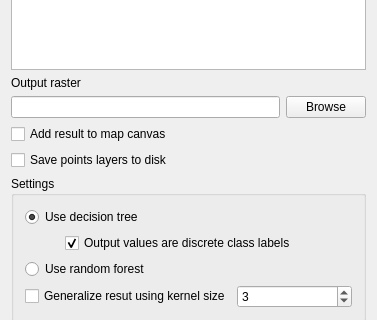
nextgis/dtclassifier, file classifierdialogbase.ui: the form before one commit; both pictures show x 0 to 377 and y 224 to 544 of the 377 by 641 pixel window.
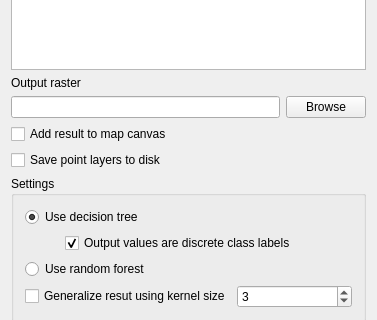
The form after the commit.

Commit message: fix typo in label text

```diff
--- a/classifierdialogbase.ui
+++ b/classifierdialogbase.ui
@@ -128,7 +128,7 @@
    <item>
     <widget class="QCheckBox" name="savePointLayersCheckBox">
      <property name="text">
-      <string>Save points layers to disk</string>
+      <string>Save point layers to disk</string>
      </property>
     </widget>
    </item>
```
